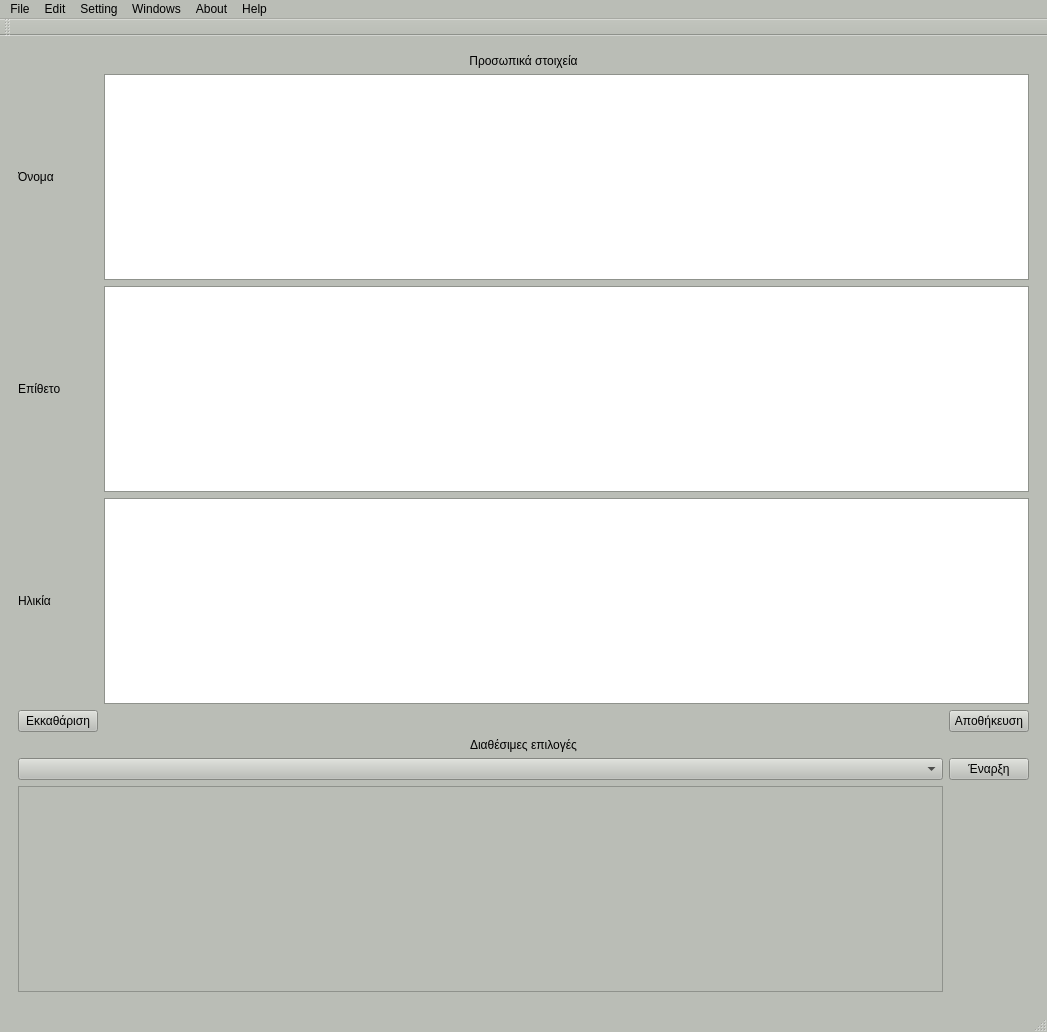
This is user_interface/resources/menu.ui in smattha/robotHuman as Qt 5 draws it before an edit. The edited form follows.
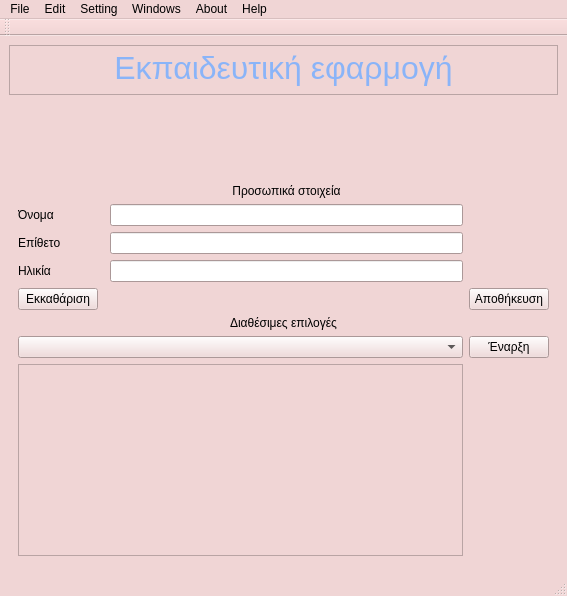
This is the edited form. The open tabs and pages were chosen to show the change.

What changed in the file:
```diff
--- a/user_interface/resources/menu.ui
+++ b/user_interface/resources/menu.ui
@@ -9,8 +9,8 @@
    <rect>
     <x>0</x>
     <y>0</y>
-    <width>1047</width>
-    <height>1032</height>
+    <width>567</width>
+    <height>596</height>
    </rect>
   </property>
   <property name="sizePolicy">
@@ -40,9 +40,9 @@
      <colorrole role="Button">
       <brush brushstyle="SolidPattern">
        <color alpha="255">
-        <red>186</red>
-        <green>189</green>
-        <blue>182</blue>
+        <red>240</red>
+        <green>213</green>
+        <blue>213</blue>
        </color>
       </brush>
      </colorrole>
@@ -58,27 +58,27 @@
      <colorrole role="Midlight">
       <brush brushstyle="SolidPattern">
        <color alpha="255">
-        <red>220</red>
-        <green>222</green>
-        <blue>218</blue>
+        <red>247</red>
+        <green>234</green>
+        <blue>234</blue>
        </color>
       </brush>
      </colorrole>
      <colorrole role="Dark">
       <brush brushstyle="SolidPattern">
        <color alpha="255">
-        <red>93</red>
-        <green>94</green>
-        <blue>91</blue>
+        <red>120</red>
+        <green>107</green>
+        <blue>107</blue>
        </color>
       </brush>
      </colorrole>
      <colorrole role="Mid">
       <brush brushstyle="SolidPattern">
        <color alpha="255">
-        <red>124</red>
-        <green>126</green>
-        <blue>121</blue>
+        <red>160</red>
+        <green>142</green>
+        <blue>142</blue>
        </color>
       </brush>
      </colorrole>
@@ -121,9 +121,9 @@
      <colorrole role="Window">
       <brush brushstyle="SolidPattern">
        <color alpha="255">
-        <red>186</red>
-        <green>189</green>
-        <blue>182</blue>
+        <red>240</red>
+        <green>213</green>
+        <blue>213</blue>
        </color>
       </brush>
      </colorrole>
@@ -139,9 +139,9 @@
      <colorrole role="AlternateBase">
       <brush brushstyle="SolidPattern">
        <color alpha="255">
-        <red>220</red>
-        <green>222</green>
-        <blue>218</blue>
+        <red>247</red>
+        <green>234</green>
+        <blue>234</blue>
        </color>
       </brush>
      </colorrole>
@@ -186,9 +186,9 @@
      <colorrole role="Button">
       <brush brushstyle="SolidPattern">
        <color alpha="255">
-        <red>186</red>
-        <green>189</green>
-        <blue>182</blue>
+        <red>240</red>
+        <green>213</green>
+        <blue>213</blue>
        </color>
       </brush>
      </colorrole>
@@ -204,27 +204,27 @@
      <colorrole role="Midlight">
       <brush brushstyle="SolidPattern">
        <color alpha="255">
-        <red>220</red>
-        <green>222</green>
-        <blue>218</blue>
+        <red>247</red>
+        <green>234</green>
+        <blue>234</blue>
        </color>
       </brush>
      </colorrole>
      <colorrole role="Dark">
       <brush brushstyle="SolidPattern">
        <color alpha="255">
-        <red>93</red>
-        <green>94</green>
-        <blue>91</blue>
+        <red>120</red>
+        <green>107</green>
+        <blue>107</blue>
        </color>
       </brush>
      </colorrole>
      <colorrole role="Mid">
       <brush brushstyle="SolidPattern">
        <color alpha="255">
-        <red>124</red>
-        <green>126</green>
-        <blue>121</blue>
+        <red>160</red>
+        <green>142</green>
+        <blue>142</blue>
        </color>
       </brush>
      </colorrole>
@@ -267,9 +267,9 @@
      <colorrole role="Window">
       <brush brushstyle="SolidPattern">
        <color alpha="255">
-        <red>186</red>
-        <green>189</green>
-        <blue>182</blue>
+        <red>240</red>
+        <green>213</green>
+        <blue>213</blue>
        </color>
       </brush>
      </colorrole>
@@ -285,9 +285,9 @@
      <colorrole role="AlternateBase">
       <brush brushstyle="SolidPattern">
        <color alpha="255">
-        <red>220</red>
-        <green>222</green>
-        <blue>218</blue>
+        <red>247</red>
+        <green>234</green>
+        <blue>234</blue>
        </color>
       </brush>
      </colorrole>
@@ -323,18 +323,18 @@
      <colorrole role="WindowText">
       <brush brushstyle="SolidPattern">
        <color alpha="255">
-        <red>93</red>
-        <green>94</green>
-        <blue>91</blue>
+        <red>120</red>
+        <green>107</green>
+        <blue>107</blue>
        </color>
       </brush>
      </colorrole>
      <colorrole role="Button">
       <brush brushstyle="SolidPattern">
        <color alpha="255">
-        <red>186</red>
-        <green>189</green>
-        <blue>182</blue>
+        <red>240</red>
+        <green>213</green>
+        <blue>213</blue>
        </color>
       </brush>
      </colorrole>
@@ -350,36 +350,36 @@
      <colorrole role="Midlight">
       <brush brushstyle="SolidPattern">
        <color alpha="255">
-        <red>220</red>
-        <green>222</green>
-        <blue>218</blue>
+        <red>247</red>
+        <green>234</green>
+        <blue>234</blue>
        </color>
       </brush>
      </colorrole>
      <colorrole role="Dark">
       <brush brushstyle="SolidPattern">
        <color alpha="255">
-        <red>93</red>
-        <green>94</green>
-        <blue>91</blue>
+        <red>120</red>
+        <green>107</green>
+        <blue>107</blue>
        </color>
       </brush>
      </colorrole>
      <colorrole role="Mid">
       <brush brushstyle="SolidPattern">
        <color alpha="255">
-        <red>124</red>
-        <green>126</green>
-        <blue>121</blue>
+        <red>160</red>
+        <green>142</green>
+        <blue>142</blue>
        </color>
       </brush>
      </colorrole>
      <colorrole role="Text">
       <brush brushstyle="SolidPattern">
        <color alpha="255">
-        <red>93</red>
-        <green>94</green>
-        <blue>91</blue>
+        <red>120</red>
+        <green>107</green>
+        <blue>107</blue>
        </color>
       </brush>
      </colorrole>
@@ -395,27 +395,27 @@
      <colorrole role="ButtonText">
       <brush brushstyle="SolidPattern">
        <color alpha="255">
-        <red>93</red>
-        <green>94</green>
-        <blue>91</blue>
+        <red>120</red>
+        <green>107</green>
+        <blue>107</blue>
        </color>
       </brush>
      </colorrole>
      <colorrole role="Base">
       <brush brushstyle="SolidPattern">
        <color alpha="255">
-        <red>186</red>
-        <green>189</green>
-        <blue>182</blue>
+        <red>240</red>
+        <green>213</green>
+        <blue>213</blue>
        </color>
       </brush>
      </colorrole>
      <colorrole role="Window">
       <brush brushstyle="SolidPattern">
        <color alpha="255">
-        <red>186</red>
-        <green>189</green>
-        <blue>182</blue>
+        <red>240</red>
+        <green>213</green>
+        <blue>213</blue>
        </color>
       </brush>
      </colorrole>
@@ -431,9 +431,9 @@
      <colorrole role="AlternateBase">
       <brush brushstyle="SolidPattern">
        <color alpha="255">
-        <red>186</red>
-        <green>189</green>
-        <blue>182</blue>
+        <red>240</red>
+        <green>213</green>
+        <blue>213</blue>
        </color>
       </brush>
      </colorrole>
@@ -479,6 +479,43 @@
   <widget class="QWidget" name="centralwidget">
    <layout class="QGridLayout" name="gridLayout_2">
     <item row="0" column="0">
+     <layout class="QVBoxLayout" name="verticalLayout">
+      <item>
+       <widget class="QTextEdit" name="textEdit">
+        <property name="enabled">
+         <bool>false</bool>
+        </property>
+        <property name="maximumSize">
+         <size>
+          <width>16777215</width>
+          <height>50</height>
+         </size>
+        </property>
+        <property name="focusPolicy">
+         <enum>Qt::WheelFocus</enum>
+        </property>
+        <property name="acceptDrops">
+         <bool>false</bool>
+        </property>
+        <property name="sizeAdjustPolicy">
+         <enum>QAbstractScrollArea::AdjustToContents</enum>
+        </property>
+        <property name="readOnly">
+         <bool>true</bool>
+        </property>
+        <property name="html">
+         <string>&lt;!DOCTYPE HTML PUBLIC &quot;-//W3C//DTD HTML 4.0//EN&quot; &quot;http://www.w3.org/TR/REC-html40/strict.dtd&quot;&gt;
+&lt;html&gt;&lt;head&gt;&lt;meta name=&quot;qrichtext&quot; content=&quot;1&quot; /&gt;&lt;style type=&quot;text/css&quot;&gt;
+p, li { white-space: pre-wrap; }
+&lt;/style&gt;&lt;/head&gt;&lt;body style=&quot; font-family:'Ubuntu'; font-size:11pt; font-weight:400; font-style:normal;&quot;&gt;
+&lt;p align=&quot;center&quot; style=&quot; margin-top:12px; margin-bottom:12px; margin-left:0px; margin-right:0px; -qt-block-indent:0; text-indent:0px;&quot;&gt;&lt;span style=&quot; font-family:'arial','sans-serif'; font-size:24pt; color:#8ab4f8;&quot;&gt;Εκπαιδευτική εφαρμογή&lt;/span&gt;&lt;/p&gt;&lt;/body&gt;&lt;/html&gt;</string>
+        </property>
+        <property name="acceptRichText">
+         <bool>false</bool>
+        </property>
+       </widget>
+      </item>
+      <item>
      <widget class="QStackedWidget" name="stackedWidget">
       <property name="currentIndex">
        <number>8</number>
@@ -490,58 +527,14 @@
           <property name="sizeConstraint">
            <enum>QLayout::SetNoConstraint</enum>
           </property>
-          <item row="6" column="0" colspan="3">
-           <widget class="QLabel" name="label">
-            <property name="text">
-             <string>Διαθέσιμες επιλογές</string>
-            </property>
-            <property name="alignment">
-             <set>Qt::AlignCenter</set>
-            </property>
-           </widget>
-          </item>
-          <item row="4" column="0">
-           <widget class="QPushButton" name="clearMenu">
-            <property name="text">
-             <string>Εκκαθάριση</string>
-            </property>
-           </widget>
-          </item>
-          <item row="1" column="0">
-           <widget class="QLabel" name="nameLabel">
-            <property name="text">
-             <string>Όνομα</string>
-            </property>
-           </widget>
-          </item>
-          <item row="7" column="0" colspan="2">
-           <widget class="QComboBox" name="selectExercise"/>
-          </item>
-          <item row="2" column="1" colspan="2">
-           <widget class="QTextEdit" name="surname">
-            <property name="lineWidth">
-             <number>1</number>
-            </property>
-            <property name="verticalScrollBarPolicy">
-             <enum>Qt::ScrollBarAlwaysOff</enum>
-            </property>
-           </widget>
-          </item>
-          <item row="3" column="0">
-           <widget class="QLabel" name="ageLabel">
-            <property name="text">
-             <string>Ηλικία</string>
-            </property>
-           </widget>
-          </item>
-          <item row="4" column="2">
+            <item row="6" column="3">
            <widget class="QPushButton" name="saveMenu">
             <property name="text">
              <string>Αποθήκευση</string>
             </property>
            </widget>
           </item>
-          <item row="4" column="1">
+            <item row="6" column="2">
            <spacer name="horizontalSpacer">
             <property name="orientation">
              <enum>Qt::Horizontal</enum>
@@ -554,41 +547,73 @@
             </property>
            </spacer>
           </item>
-          <item row="3" column="1" colspan="2">
-           <widget class="QTextEdit" name="ageTextBox">
-            <property name="lineWidth">
-             <number>1</number>
+            <item row="9" column="0" colspan="3">
+             <widget class="QComboBox" name="selectExercise"/>
+            </item>
+            <item row="5" column="0">
+             <widget class="QLabel" name="ageLabel">
+              <property name="text">
+               <string>Ηλικία</string>
+              </property>
+             </widget>
+            </item>
+            <item row="8" column="0" colspan="4">
+             <widget class="QLabel" name="label">
+              <property name="text">
+               <string>Διαθέσιμες επιλογές</string>
+              </property>
+              <property name="alignment">
+               <set>Qt::AlignCenter</set>
+              </property>
+             </widget>
+            </item>
+            <item row="6" column="0">
+             <widget class="QPushButton" name="clearMenu">
+              <property name="text">
+               <string>Εκκαθάριση</string>
+              </property>
+             </widget>
+            </item>
+            <item row="10" column="0" colspan="3">
+             <widget class="QTextEdit" name="descriptionTxt">
+              <property name="enabled">
+               <bool>false</bool>
             </property>
             <property name="verticalScrollBarPolicy">
              <enum>Qt::ScrollBarAlwaysOff</enum>
             </property>
-           </widget>
-          </item>
-          <item row="2" column="0">
+              <property name="horizontalScrollBarPolicy">
+               <enum>Qt::ScrollBarAsNeeded</enum>
+              </property>
+             </widget>
+            </item>
+            <item row="0" column="2" alignment="Qt::AlignHCenter">
+             <widget class="QLabel" name="mainImageHome">
+              <property name="maximumSize">
+               <size>
+                <width>240</width>
+                <height>240</height>
+               </size>
+              </property>
+              <property name="text">
+               <string/>
+              </property>
+              <property name="scaledContents">
+               <bool>true</bool>
+              </property>
+              <property name="alignment">
+               <set>Qt::AlignCenter</set>
+              </property>
+             </widget>
+            </item>
+            <item row="4" column="0">
            <widget class="QLabel" name="surnameLabel">
             <property name="text">
              <string>Επίθετο</string>
             </property>
            </widget>
           </item>
-          <item row="7" column="2">
-           <widget class="QPushButton" name="selectExersiceButton">
-            <property name="text">
-             <string>Έναρξη</string>
-            </property>
-           </widget>
-          </item>
-          <item row="1" column="1" colspan="2">
-           <widget class="QTextEdit" name="name">
-            <property name="verticalScrollBarPolicy">
-             <enum>Qt::ScrollBarAlwaysOff</enum>
-            </property>
-            <property name="horizontalScrollBarPolicy">
-             <enum>Qt::ScrollBarAsNeeded</enum>
-            </property>
-           </widget>
-          </item>
-          <item row="0" column="1">
+            <item row="2" column="2">
            <widget class="QLabel" name="label_2">
             <property name="text">
              <string>Προσωπικά στοιχεία</string>
@@ -598,19 +623,45 @@
             </property>
            </widget>
           </item>
-          <item row="8" column="0" colspan="2">
-           <widget class="QTextEdit" name="descriptionTxt">
-            <property name="enabled">
-             <bool>false</bool>
-            </property>
-            <property name="verticalScrollBarPolicy">
-             <enum>Qt::ScrollBarAlwaysOff</enum>
-            </property>
-            <property name="horizontalScrollBarPolicy">
-             <enum>Qt::ScrollBarAsNeeded</enum>
-            </property>
-           </widget>
-          </item>
+            <item row="9" column="3">
+             <widget class="QPushButton" name="selectExersiceButton">
+              <property name="text">
+               <string>Έναρξη</string>
+              </property>
+             </widget>
+            </item>
+            <item row="3" column="0">
+             <widget class="QLabel" name="nameLabel">
+              <property name="text">
+               <string>Όνομα</string>
+              </property>
+             </widget>
+            </item>
+            <item row="0" column="0">
+             <spacer name="verticalSpacer">
+              <property name="orientation">
+               <enum>Qt::Vertical</enum>
+              </property>
+              <property name="sizeType">
+               <enum>QSizePolicy::Expanding</enum>
+              </property>
+              <property name="sizeHint" stdset="0">
+               <size>
+                <width>20</width>
+                <height>40</height>
+               </size>
+              </property>
+             </spacer>
+            </item>
+            <item row="3" column="2">
+             <widget class="QLineEdit" name="name"/>
+            </item>
+            <item row="4" column="2">
+             <widget class="QLineEdit" name="surname"/>
+            </item>
+            <item row="5" column="2">
+             <widget class="QLineEdit" name="ageTextBox"/>
+            </item>
          </layout>
         </item>
        </layout>
@@ -888,13 +939,15 @@
      </widget>
     </item>
    </layout>
+    </item>
+   </layout>
   </widget>
   <widget class="QMenuBar" name="menubar">
    <property name="geometry">
     <rect>
      <x>0</x>
      <y>0</y>
-     <width>1047</width>
+     <width>567</width>
      <height>22</height>
     </rect>
    </property>
```
Left out of the diff: 2 changed lines with no effect on the pictures. Lines whose indentation alone changed are shown as unchanged.
